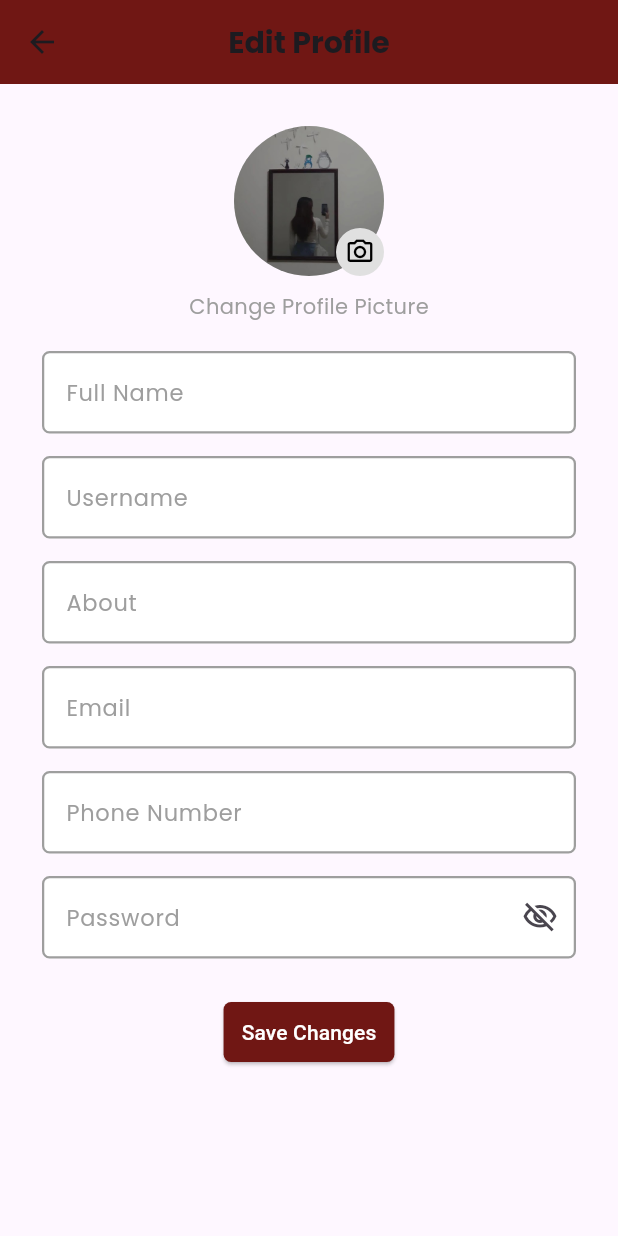
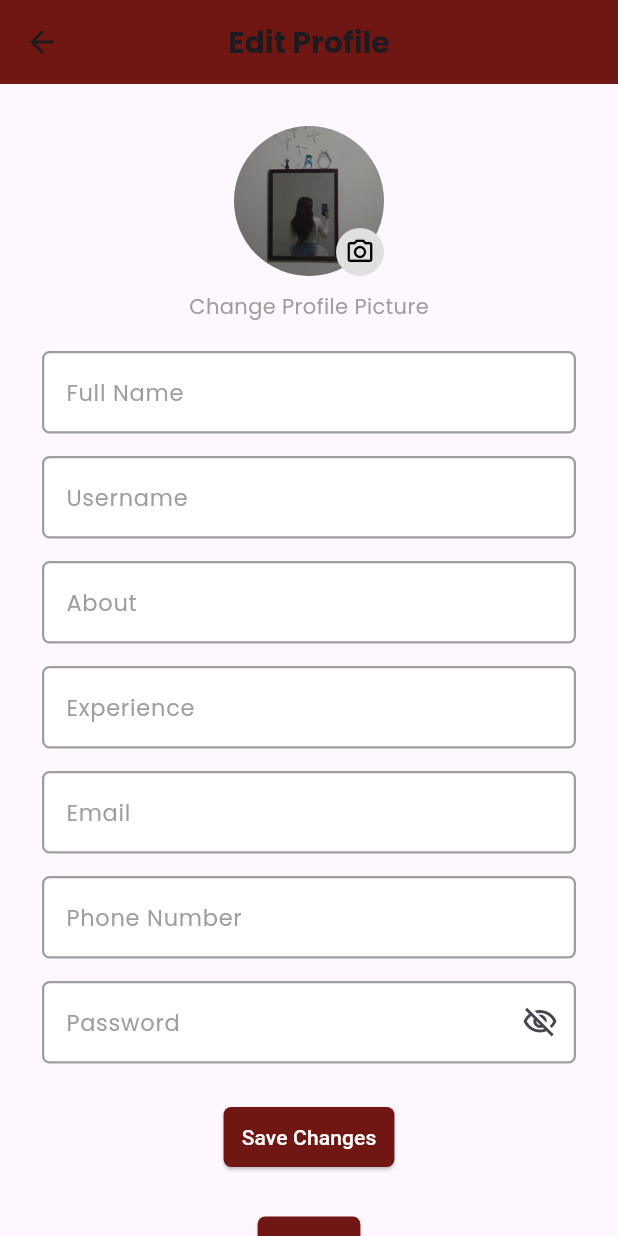
Before and after one commit to anushatamrakar/NewaFest, a Flutter app: the ChefEditProfilePage screen opened directly, after a tap on "Edit Profile", on a phone screen of 412 x 824 dp. Run offline on Flutter 3.47's test engine with Material 3 defaults, Android fonts, the phone set to English and light mode, and no system bars.

Commit message:
chef profiles updated

```diff
--- a/lib/views/pages/chefEditProfile.dart
+++ b/lib/views/pages/chefEditProfile.dart
@@ -36,33 +36,29 @@ class _ChefEditProfilePageState extends State<ChefEditProfilePage> {
                   style: TextStyle(
                     fontSize: 20,
                     fontWeight: FontWeight.bold,
-                    fontFamily: 'Poppins', // Added Poppins font
+                    fontFamily: 'Poppins',
                   ),
                 ),
               ],
             ),
           ),
+          const SizedBox(height: 10),
+
+          // Followers, Following, Subscribers Section
+          Row(
+            mainAxisAlignment: MainAxisAlignment.center,
+            children: [
+              _buildProfileStat("Followers", "1.2K"),
+              _divider(),
+              _buildProfileStat("Subscribers", "800"),
+            ],
+          ),
           const SizedBox(height: 20),
+
           // Add recipe and edit profile buttons
           Row(
             mainAxisAlignment: MainAxisAlignment.center,
             children: [
-              ElevatedButton.icon(
-                onPressed: () {
-                  print("Add recipe button pressed");
-                },
-                icon: const Icon(Icons.add),
-                label: const Text("Add recipe"),
-                style: ElevatedButton.styleFrom(
-                  backgroundColor: const Color(0xff701714),
-                  foregroundColor: Colors.white,
-                  padding: const EdgeInsets.symmetric(horizontal: 35, vertical: 5),
-                  shape: RoundedRectangleBorder(
-                    borderRadius: BorderRadius.circular(8),
-                  ),
-                ),
-              ),
-              const SizedBox(width: 15),
               ElevatedButton(
                 onPressed: () {
                   Navigator.push(
@@ -73,16 +69,33 @@ class _ChefEditProfilePageState extends State<ChefEditProfilePage> {
                 style: ElevatedButton.styleFrom(
                   backgroundColor: const Color(0xff701714),
                   foregroundColor: Colors.white,
-                  padding: const EdgeInsets.symmetric(horizontal: 10, vertical: 5),
+                  padding: const EdgeInsets.symmetric(horizontal: 20, vertical: 5),
                   shape: RoundedRectangleBorder(
                     borderRadius: BorderRadius.circular(8),
                   ),
                 ),
                 child: const Text("Edit Profile"),
               ),
+              const SizedBox(width: 15),
+              ElevatedButton.icon(
+                onPressed: () {
+                  Navigator.pushNamed(context, "/login");
+                },
+                icon: const Icon(Icons.logout),
+                label: const Text("Logout"),
+                style: ElevatedButton.styleFrom(
+                  backgroundColor: const Color(0xff701714),
+                  foregroundColor: Colors.white,
+                  padding: const EdgeInsets.symmetric(horizontal: 20, vertical: 5),
+                  shape: RoundedRectangleBorder(
+                    borderRadius: BorderRadius.circular(8),
+                  ),
+                ),
+              ),
             ],
           ),
           const SizedBox(height: 20),
+
           // Tabs with spacing
           Row(
             mainAxisAlignment: MainAxisAlignment.center,
@@ -95,6 +108,7 @@ class _ChefEditProfilePageState extends State<ChefEditProfilePage> {
             ],
           ),
           const SizedBox(height: 10),
+
           // Tab content
           Expanded(
             child: _buildTabContent(),
@@ -162,4 +176,40 @@ class _ChefEditProfilePageState extends State<ChefEditProfilePage> {
         return Container();
     }
   }
+
+  // Helper method to build profile stats
+  Widget _buildProfileStat(String label, String count) {
+    return Column(
+      children: [
+        Text(
+          count,
+          style: const TextStyle(
+            fontSize: 16,
+            fontWeight: FontWeight.bold,
+            fontFamily: 'Poppins',
+          ),
+        ),
+        const SizedBox(height: 5),
+        Text(
+          label,
+          style: const TextStyle(
+            fontSize: 14,
+            color: Colors.grey,
+            fontFamily: 'Poppins',
+          ),
+        ),
+      ],
+    );
+  }
+
+  // Divider between stats
+  Widget _divider() {
+    return const Padding(
+      padding: EdgeInsets.symmetric(horizontal: 10),
+      child: VerticalDivider(
+        thickness: 1,
+        color: Colors.grey,
+      ),
+    );
+  }
 }
--- a/lib/views/pages/editProfile.dart
+++ b/lib/views/pages/editProfile.dart
@@ -134,6 +134,29 @@ class _EditProfileState extends State<EditProfile> {
     );
   }
 
+  Widget experienceField() {
+    return TextField(
+      style: const TextStyle(
+        fontSize: 15,
+        fontFamily: "Poppins",
+        fontWeight: FontWeight.w400,
+      ),
+      decoration: InputDecoration(
+        labelText: "Experience",
+        filled: true,
+        fillColor: Colors.white,
+        focusedBorder: border,
+        enabledBorder: border,
+        labelStyle: const TextStyle(
+          color: Colors.grey,
+          fontSize: 15,
+          fontFamily: "Poppins",
+          fontWeight: FontWeight.w400,
+        ),
+      ),
+    );
+  }
+
   Widget emailField() {
     return TextField(
       style: const TextStyle(
@@ -239,6 +262,23 @@ class _EditProfileState extends State<EditProfile> {
     );
   }
 
+  Widget logoutButton() {
+    return ElevatedButton(
+      onPressed: () {
+        print("Logout button pressed");
+      },
+      child: const Text("Logout"),
+      style: ElevatedButton.styleFrom(
+        backgroundColor: const Color(0xff701714),
+        foregroundColor: Colors.white,
+        padding: const EdgeInsets.symmetric(horizontal: 12, vertical: 8),
+        shape: RoundedRectangleBorder(
+          borderRadius: BorderRadius.circular(5),
+        ),
+      ),
+    );
+  }
+
   @override
   Widget build(BuildContext context) {
     return Scaffold(
@@ -266,6 +306,8 @@ class _EditProfileState extends State<EditProfile> {
             const SizedBox(height: 15),
             aboutField(),
             const SizedBox(height: 15),
+            experienceField(),
+            const SizedBox(height: 15),
             emailField(),
             const SizedBox(height: 15),
             phoneNumberField(),
@@ -273,6 +315,8 @@ class _EditProfileState extends State<EditProfile> {
             passwordField(),
             const SizedBox(height: 25),
             saveButton(),
+            const SizedBox(height: 25),
+            logoutButton(),
           ],
         ),
       ),
```
Also changed, not shown: lib/views/pages/chefProfile.dart (+50 -2 lines).
